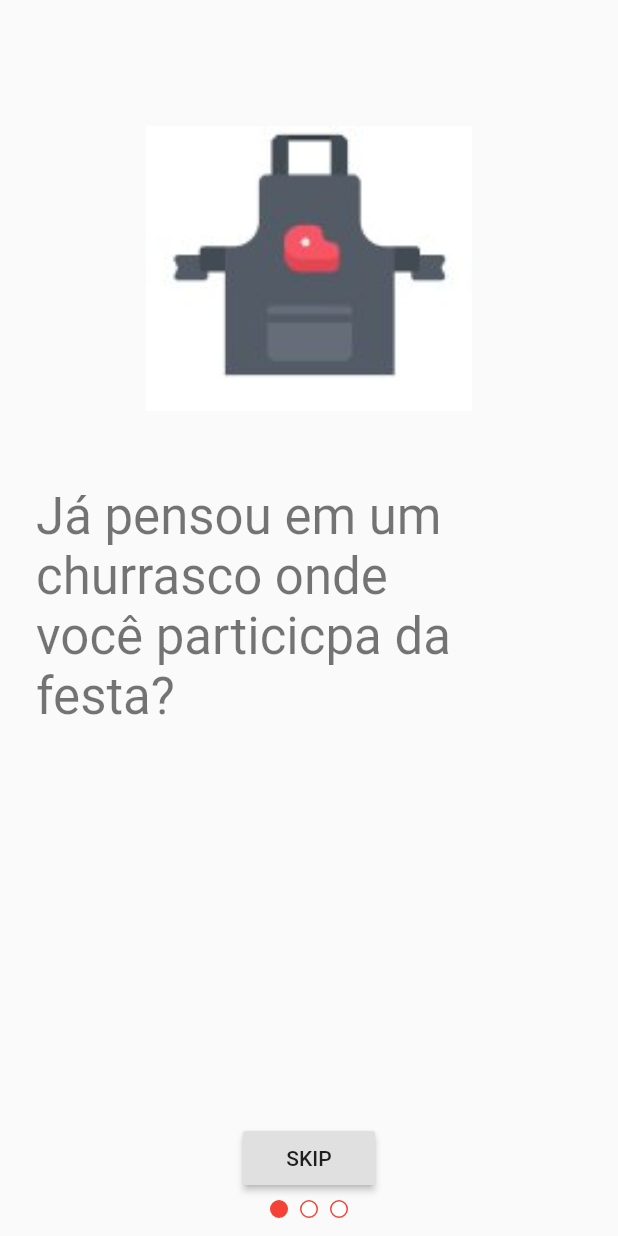
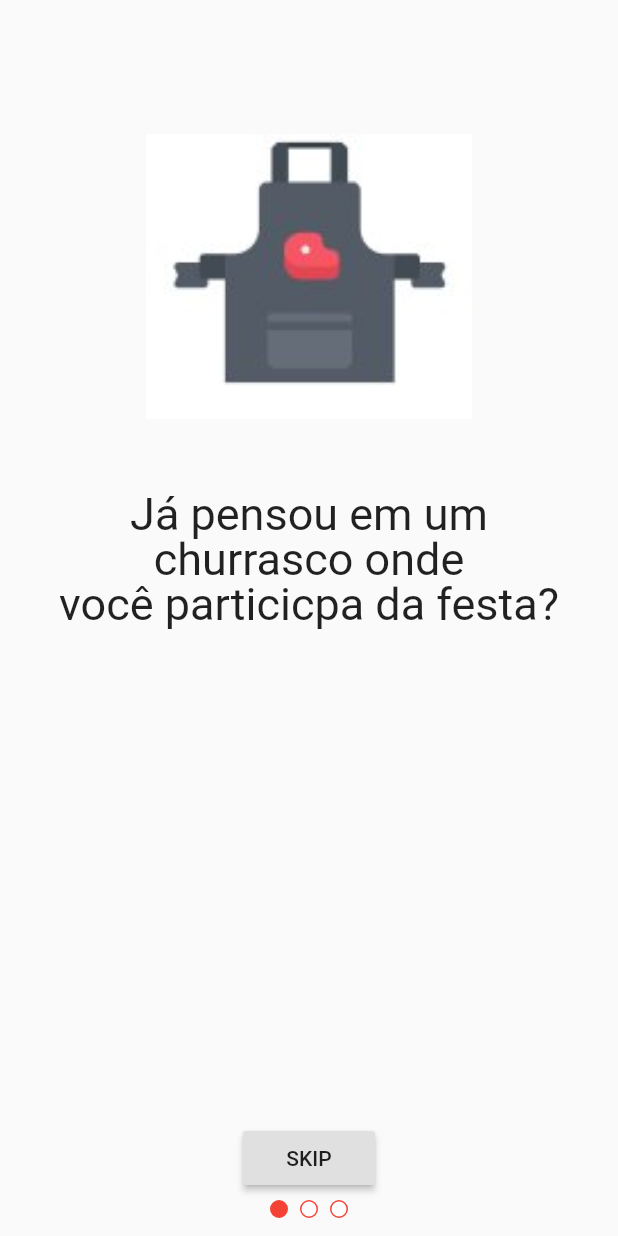
Before and after one commit to SmartMeat-UnB/smartmeat, a Flutter app: the screen it shows after launch, on a phone screen of 412 x 824 dp. Run offline on Flutter 3.47's test engine with Material 2 defaults, Android fonts, the phone set to English and light mode, and no system bars; our stand-ins replace image_cropper, image_picker.

Commit message:
Finalizando conteudo das telas

```diff
--- a/lib/screens/intro.dart
+++ b/lib/screens/intro.dart
@@ -83,14 +83,15 @@ class ChoiceCard extends StatelessWidget {
           mainAxisSize: MainAxisSize.max,
           crossAxisAlignment: CrossAxisAlignment.center,
           children: <Widget>[
-            SizedBox(height: 60,),
+            SizedBox(height: 65,),
             Image.asset(
                           choice.imageFile,
                           fit: BoxFit.cover,
                           height: 190.0,
                         ),
             SizedBox(height: 50,),
-            Text(choice.text, style: textStyle),
+
+            Text(choice.text, style: TextStyle(height: 1, fontSize: 30), textAlign: TextAlign.center,),
           ],
         ),
       );
```
